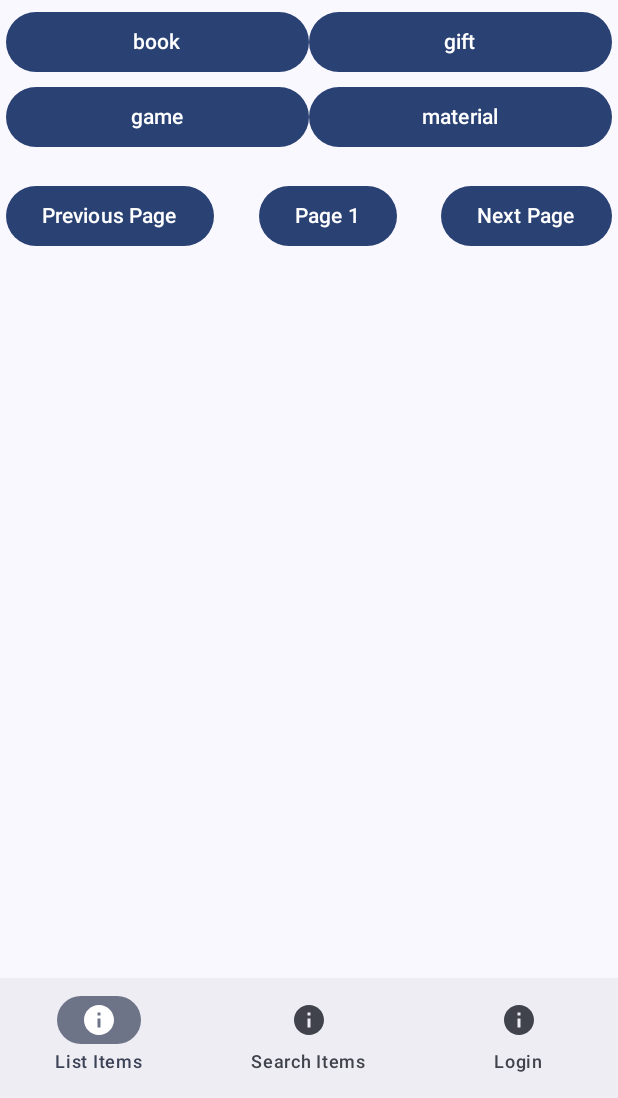
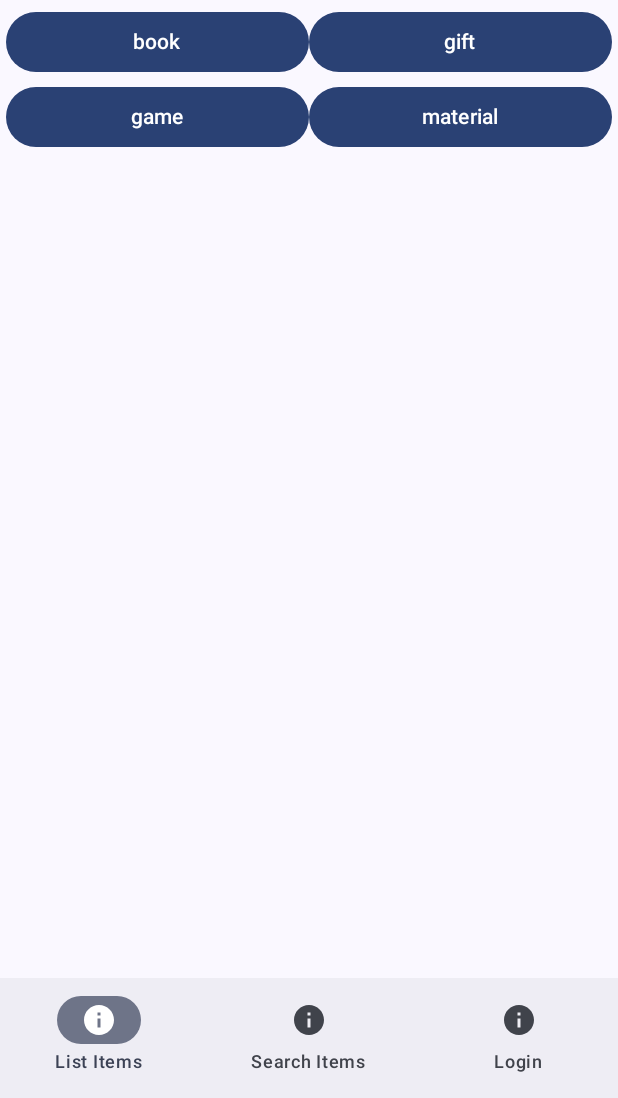
Before and after one commit to leoleo1222/inventory-app, an Android app built with Jetpack Compose: the screen it shows after launch (MainActivity), after a tap on "book", on a phone screen of 412 x 824 dp, the part 138-1236 px from its top. Run offline under Robolectric (Android 15) with nearby library versions, the phone set to English and light mode, and no system bars; network calls fail.

Commit message:
pagination v1

```diff
--- a/Testing/app/src/main/java/com/example/testing/InventoryScreen.kt
+++ b/Testing/app/src/main/java/com/example/testing/InventoryScreen.kt
@@ -18,7 +18,7 @@ import kotlinx.serialization.Serializable
 @Serializable
 data class Inventory(
     val _id: String? = null,
-    val title: String?= null,
+    val title: String? = null,
     val author: String? = null,
     val year: String? = null,
     val isbn: String? = null,
@@ -38,22 +38,50 @@ data class Inventory(
 )
 
 @Composable
-fun InventoryScreen(type: String, keyword: String, page: Int, navController: NavController) {
+fun InventoryScreen(type: String, keyword: String, page: String, navController: NavController) {
+    var page by remember { mutableStateOf(1) }
+
     val inventory = produceState(
         initialValue = listOf<Inventory>(),
         producer = {
-            when(type){
-                "" -> value = KtorClient.getInventory("", keyword, page)
-                "book" -> value = KtorClient.getInventory("book", "", page)
-                "game" -> value = KtorClient.getInventory("game", "", page)
-                "gift" -> value = KtorClient.getInventory("gift", "", page)
-                "material" -> value = KtorClient.getInventory("material", "", page)
-                else -> value = KtorClient.getInventory("", "", page)
+            value = when (type) {
+                "" -> KtorClient.getInventory("", keyword, page.toString())
+                "book" -> KtorClient.getInventory("book", "", page.toString())
+                "game" -> KtorClient.getInventory("game", "", page.toString())
+                "gift" -> KtorClient.getInventory("gift", "", page.toString())
+                "material" -> KtorClient.getInventory("material", "", page.toString())
+                else -> KtorClient.getInventory("", "", page.toString())
             }
-        }
+        },
+        key1 = page
     )
 
     Column(Modifier.padding(horizontal = 6.dp)) {
+        Spacer(Modifier.height(16.dp))
+        Row(Modifier.fillMaxWidth(), horizontalArrangement = Arrangement.SpaceBetween) {
+            Button(
+                onClick = {
+                    if (page > 1) {
+                        page -= 1
+                    }
+                }
+            ) {
+                Text("Previous Page")
+            }
+            Button(
+                onClick = {}
+            ) {
+                Text("Page $page")
+            }
+            Button(
+                onClick = {
+                    page += 1
+                }
+            ) {
+                Text("Next Page")
+            }
+        }
+
         LazyColumn(Modifier.fillMaxSize()) {
             items(inventory.value) { inventoryItem ->
                 Box(
@@ -64,7 +92,7 @@ fun InventoryScreen(type: String, keyword: String, page: Int, navController: Nav
                             Color.LightGray
                         )
                         .clickable {
-                            when(inventoryItem.type) {
+                            when (inventoryItem.type) {
                                 "book" -> navController.navigate("type/book/${inventoryItem._id}")
                                 "game" -> navController.navigate("type/game/${inventoryItem._id}")
                                 "gift" -> navController.navigate("type/gift/${inventoryItem._id}")
--- a/Testing/app/src/main/java/com/example/testing/KtorClient.kt
+++ b/Testing/app/src/main/java/com/example/testing/KtorClient.kt
@@ -131,11 +131,11 @@ object KtorClient {
 
         return response
     }
-    suspend fun getInventory(type : String?, keyword : String?, page: Int = 1): List<Inventory> {
+    suspend fun getInventory(type : String?, keyword : String?, page: String): List<Inventory> {
         val testUrl : String = if(type != "") {
-            "https://comp4107.herokuapp.com/inventory?type=$type &page=$page"
+            "https://comp4107.herokuapp.com/inventory?type=$type&page=$page"
         } else {
-            "https://comp4107.herokuapp.com/inventory?keyword=$keyword &page=$page"
+            "https://comp4107.herokuapp.com/inventory?keyword=$keyword&page=$page"
         }
         Log.d("testUrl", testUrl)
         return httpClient.get(testUrl).body()
--- a/Testing/app/src/main/java/com/example/testing/SearchView.kt
+++ b/Testing/app/src/main/java/com/example/testing/SearchView.kt
@@ -69,7 +69,7 @@ fun SearchNav(navController: NavHostController, snackbarHostState: SnackbarHostS
             Column {
                 SearchScreen(navController)
                 if (keyword != null) {
-                    InventoryScreen("", keyword, 1,navController)
+                    InventoryScreen("", keyword, "1",navController)
                 }
             }
         }
--- a/Testing/app/src/main/java/com/example/testing/TypeList.kt
+++ b/Testing/app/src/main/java/com/example/testing/TypeList.kt
@@ -38,7 +38,7 @@ fun TypeScreen(navController: NavHostController) {
                 Column(Modifier.weight(1f)) {
                     rowItems.forEach { inventoryType ->
                         Button(
-                            onClick = { navController.navigate("type/${inventoryType.typeName}") },
+                            onClick = { navController.navigate("type/${inventoryType.typeName}/$page/t") },
                             modifier = Modifier
                                 .fillMaxWidth()
                                 .padding(bottom = 2.dp)
@@ -47,28 +47,6 @@ fun TypeScreen(navController: NavHostController) {
                         }
                     }
                 }
-            }
-        }
-        Spacer(Modifier.height(16.dp))
-        Row(Modifier.fillMaxWidth(), horizontalArrangement = Arrangement.SpaceBetween) {
-            Button(
-                onClick = {
-                    if (page > 1) {
-                        page -= 1
-                    }
-                }
-            ) {
-                Text("Previous Page")
-            }
-            Button(
-                onClick = {}
-            ) {
-                Text("Page $page")
-            }
-            Button(
-                onClick = { page += 1 }
-            ) {
-                Text("Next Page")
             }
         }
     }
@@ -100,11 +78,12 @@ fun TypeNav(navController: NavHostController, snackbarHostState: SnackbarHostSta
             }
         }
 
-        composable("type/{type}") { backStackEntry ->
+        composable("type/{type}/{page}/{t}") { backStackEntry ->
             val type = backStackEntry.arguments?.getString("type")
+            val page = backStackEntry.arguments?.getString("page")
             Column {
                 TypeScreen(navController)
-                InventoryScreen(type!!, "", 1,navController)
+                InventoryScreen(type!!, "", page!! ,navController)
             }
         }
 
```
